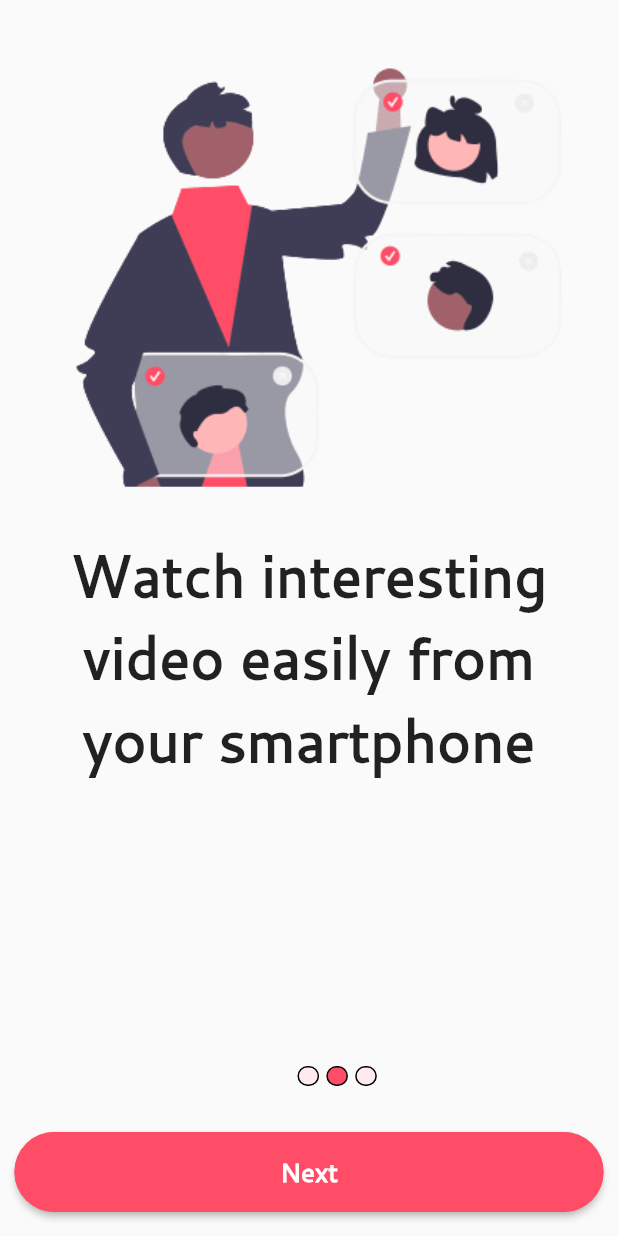
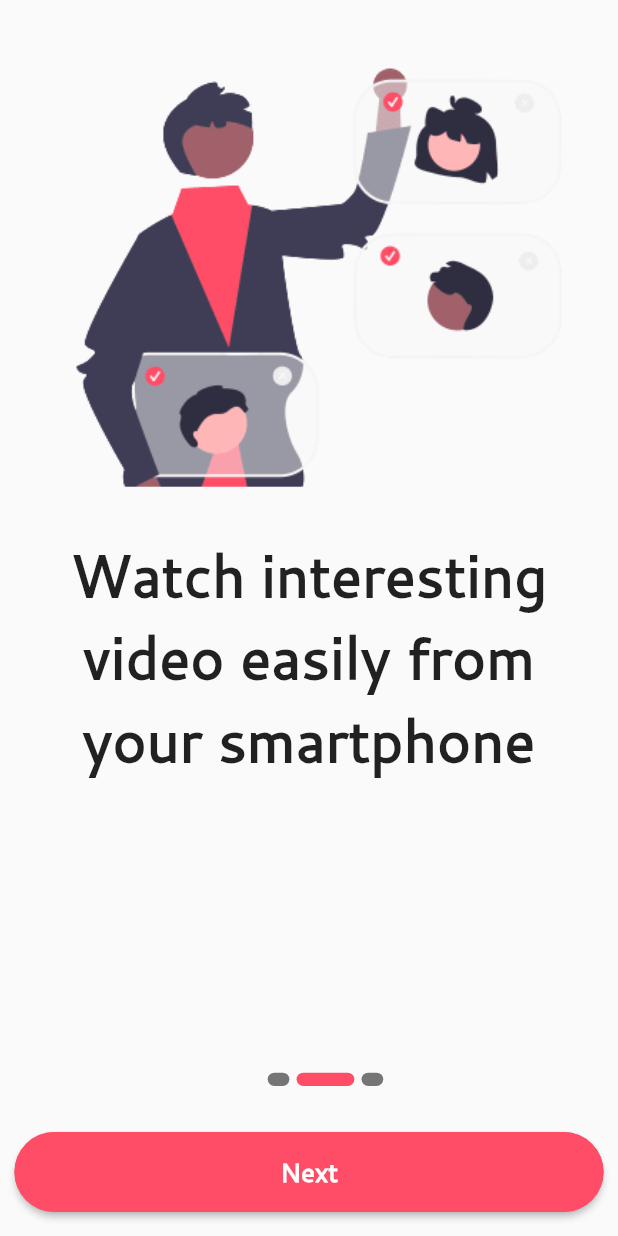
Before and after one commit to NasShihab/metube, a Flutter app: the screen it shows after launch, after a tap on "Next", on a phone screen of 412 x 824 dp. Run offline on Flutter 3.47's test engine with Material 2 defaults, Android fonts, the light colour scheme and no system bars; our stand-ins replace flutter_riverpod, flutter_screenutil, fluttertoast, pin_code_fields.

Commit message:
Splash Screen

```diff
--- a/lib/onboarding/first_screen.dart
+++ b/lib/onboarding/splash_screen.dart
@@ -1,10 +1,25 @@
+import 'dart:async';
+
 import 'package:flutter/material.dart';
 import 'package:flutter_screenutil/flutter_screenutil.dart';
 import '../z_reusable_widget/height_weight.dart';
 import '../z_reusable_widget/text_custom.dart';
 
-class FirstScreen extends StatelessWidget {
-  const FirstScreen({Key? key}) : super(key: key);
+class SplashScreen extends StatefulWidget {
+  const SplashScreen({Key? key}) : super(key: key);
+
+  @override
+  State<SplashScreen> createState() => _SplashScreenState();
+}
+
+class _SplashScreenState extends State<SplashScreen> {
+  @override
+  void initState() {
+    super.initState();
+    Timer(Duration(seconds: 3), () {
+      Navigator.pushReplacementNamed(context, '/onboard_page');
+    });
+  }
 
   @override
   Widget build(BuildContext context) {
@@ -29,15 +44,10 @@ class FirstScreen extends StatelessWidget {
         ),
       ),
       floatingActionButtonLocation: FloatingActionButtonLocation.centerFloat,
-      floatingActionButton: GestureDetector(
-        onTap: (){
-          Navigator.pushNamed(context, '/onboard_page');
-        },
-        child: Image(
-          height: 70.h,
-          width: 70.w,
-          image: const AssetImage('assets/icons/Loading.gif'),
-        ),
+      floatingActionButton: Image(
+        height: 100.h,
+        width: 100.w,
+        image: const AssetImage('assets/icons/Loading.gif'),
       ),
     );
   }
--- a/lib/onboarding/starter_screens/onboard_page.dart
+++ b/lib/onboarding/starter_screens/onboard_page.dart
@@ -41,7 +41,7 @@ class Onboard_Page extends ConsumerWidget {
             ),
             Positioned(
               bottom: 100,
-              left: MediaQuery.of(context).size.width * .5.w,
+              left: MediaQuery.of(context).size.width * .45.w,
               child: Wrap(
                 spacing: 5.w,
                 children: List.generate(
@@ -51,11 +51,11 @@ class Onboard_Page extends ConsumerWidget {
                       ref.read(onBoardingNotifier.notifier).onChangeItem(index);
                     },
                     child: Container(
-                      height: 15.h,
-                      width: 15.w,
+                      height: 10.h,
+                      width: selectedItem == index ? 40.w : 15.w,
                       decoration: BoxDecoration(
-                          color: selectedItem == index ? myPinkAccent : myGrey,
-                          border: Border.all(color: Colors.black),
+                          color: selectedItem == index ? myPinkAccent : Colors.grey[600],
+                          // border: Border.all(color: Colors.black),
                           borderRadius: BorderRadius.circular(25.r)),
                     ),
                   ),
--- a/lib/z_reusable_widget/routes.dart
+++ b/lib/z_reusable_widget/routes.dart
@@ -13,17 +13,16 @@ import '../auth/fingerprint.dart';
 import '../dashboard/homepage/home_page.dart';
 import '../dashboard/search_bar/listening/listening_page.dart';
 import '../dashboard/trending/trending.dart';
-import '../onboarding/first_screen.dart';
+import '../onboarding/splash_screen.dart';
 import '../onboarding/starter_screens/onboard_page.dart';
 import '../auth/welcome.dart';
 
 var myRoutes = <String, WidgetBuilder>{
-
-  '/': (context) =>  Onboard_Page(),
+  '/': (context) => SplashScreen(),
+  '/splash_screen': (context) => const SplashScreen(),
+  '/onboard_page': (context) => Onboard_Page(),
   '/dashboard': (context) => const Dashboard(),
   '/welcome': (context) => const Welcome(),
-  '/firstScreen': (context) => const FirstScreen(),
-  '/onboard_page': (context) =>  Onboard_Page(),
   '/login': (context) => const Login(),
   '/sign_up': (context) => const SignUp(),
   '/fill_profile': (context) => const FillProfile(),
```
